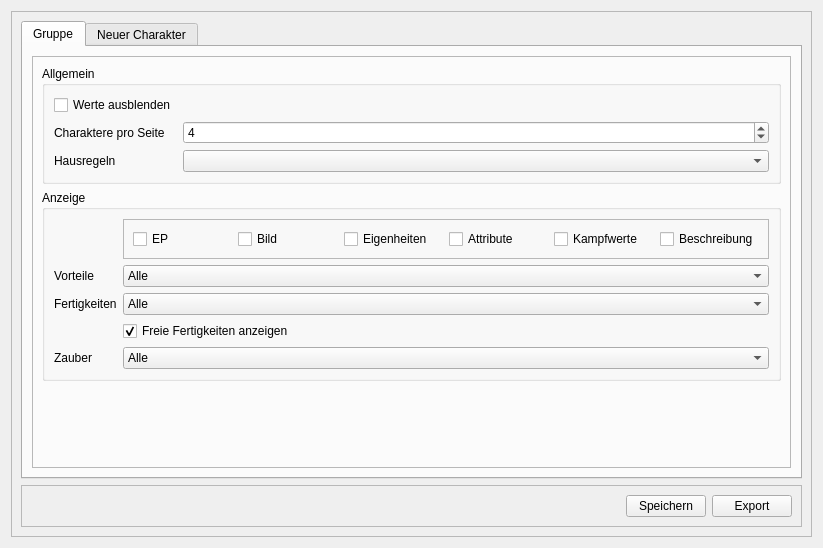
The window that UI/MainForm.ui (Ilaris-Tools/SephrastoGruppenBogen) describes before a commit, drawn with Qt 5.
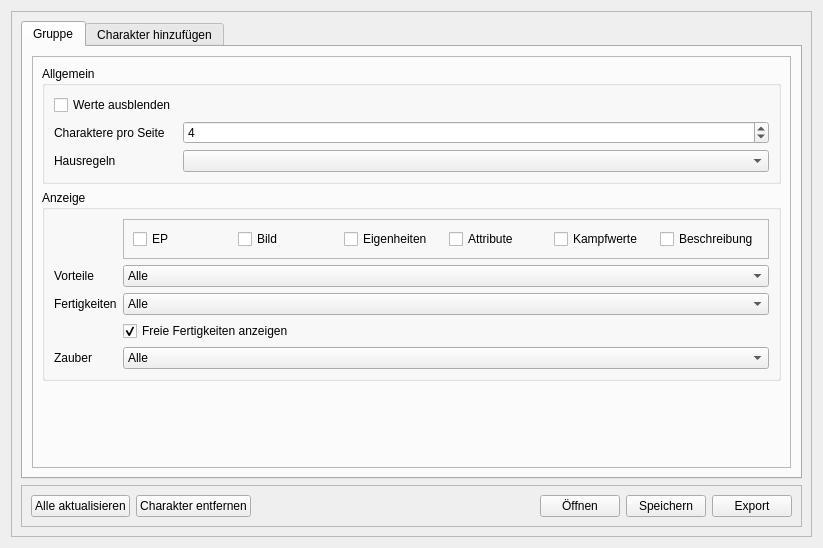
The same window after the commit. Icons and pictures are not drawn.

```diff
--- a/UI/MainForm.ui
+++ b/UI/MainForm.ui
@@ -262,7 +262,7 @@
         </widget>
         <widget class="QWidget" name="tabNeu">
          <attribute name="title">
-          <string>Neuer Charakter</string>
+          <string>Charakter hinzufügen</string>
          </attribute>
          <layout class="QVBoxLayout" name="verticalLayout_2">
           <item>
@@ -334,6 +334,26 @@
          <enum>QFrame::Shadow::Raised</enum>
         </property>
         <layout class="QHBoxLayout" name="horizontalLayout_2">
+         <item>
+          <widget class="QPushButton" name="btnReloadAll">
+           <property name="text">
+            <string>Alle aktualisieren</string>
+           </property>
+           <property name="icon">
+            <iconset theme="QIcon::ThemeIcon::ViewRefresh"/>
+           </property>
+          </widget>
+         </item>
+         <item>
+          <widget class="QPushButton" name="btnRemoveCurrentChar">
+           <property name="text">
+            <string>Charakter entfernen</string>
+           </property>
+           <property name="icon">
+            <iconset theme="QIcon::ThemeIcon::EditDelete"/>
+           </property>
+          </widget>
+         </item>
          <item>
           <spacer name="horizontalSpacer">
            <property name="orientation">
@@ -347,6 +367,16 @@
            </property>
           </spacer>
          </item>
+         <item>
+          <widget class="QPushButton" name="btnOpen">
+           <property name="text">
+            <string>Öffnen</string>
+           </property>
+           <property name="icon">
+            <iconset theme="QIcon::ThemeIcon::DocumentOpen"/>
+           </property>
+          </widget>
+         </item>
          <item>
           <widget class="QPushButton" name="btnSave">
            <property name="text">
```
Left out of the diff: 9 changed lines with no effect on the pictures.
